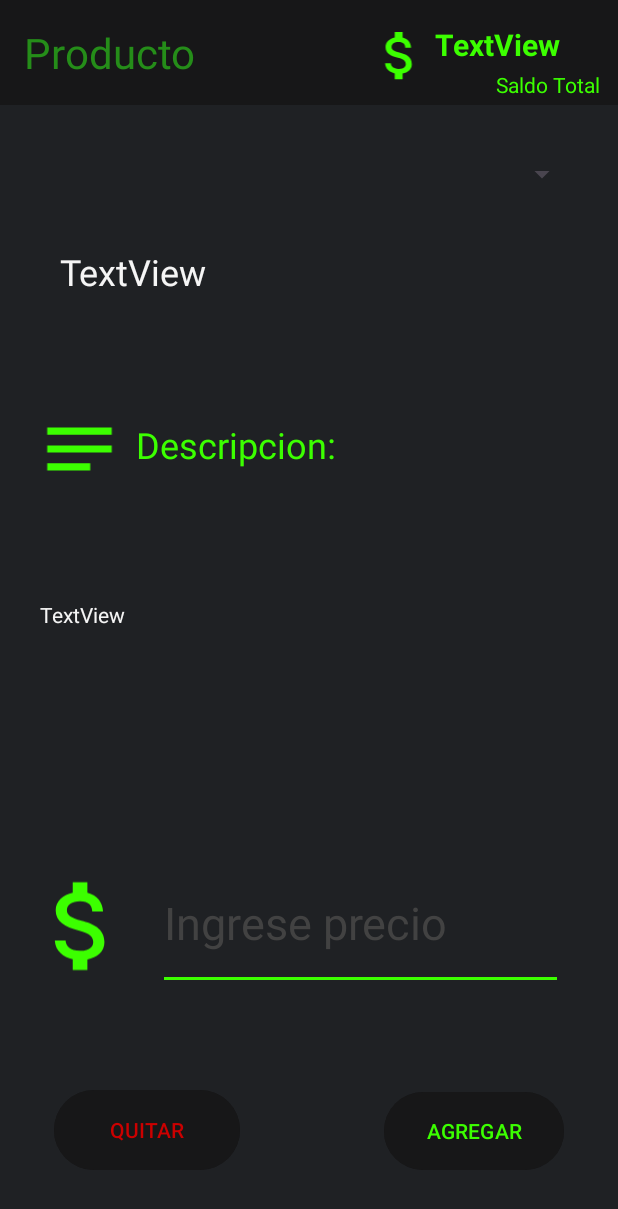
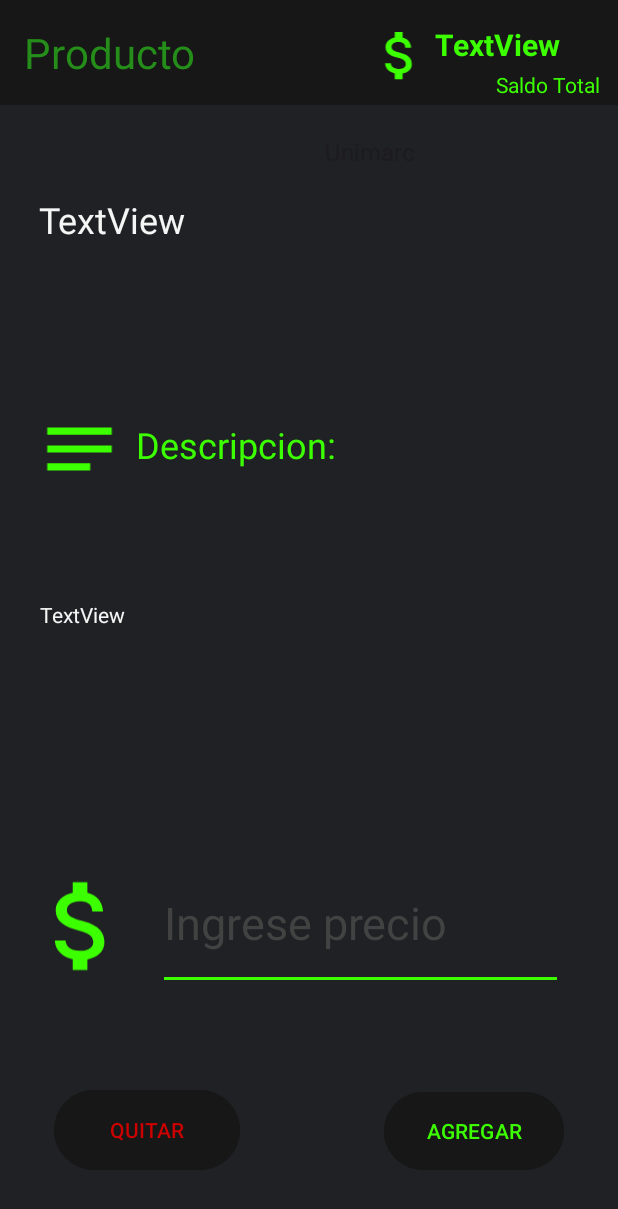
Before and after one commit to Anthhhony/proyectoMercado, an Android app: the agregarProducto screen opened directly, with no data from a screen before it, on a phone screen of 412 x 824 dp. Shown: the top 1209 px of the screen. Run offline under Robolectric (Android 15) with nearby library versions, the phone set to English and light mode, and no system bars; Roboto replaces fonts that are not available here.

Commit message:
Eva3 part2

```diff
--- a/app/build.gradle.kts
+++ b/app/build.gradle.kts
@@ -1,5 +1,6 @@
 plugins {
     alias(libs.plugins.android.application)
+    alias(libs.plugins.google.gms.google.services)
 }
 
 android {
@@ -43,6 +44,7 @@ dependencies {
     implementation(libs.legacy.support.v4)
     implementation(libs.recyclerview)
     implementation(libs.qr.scanner)
+    implementation(libs.firebase.database)
     testImplementation(libs.junit)
     androidTestImplementation(libs.ext.junit)
     androidTestImplementation(libs.espresso.core)
--- a/app/src/main/java/com/example/originmercadotecnia/Inicio.java
+++ b/app/src/main/java/com/example/originmercadotecnia/Inicio.java
@@ -119,5 +119,9 @@ public class Inicio extends AppCompatActivity {
         Intent i = new Intent(this, historial.class);
         startActivity(i);
     }
+    public void Notas(View v){
+        Intent i = new Intent(this, notas.class);
+        startActivity(i);
+    }
 
 }
--- a/app/src/main/java/com/example/originmercadotecnia/MainActivity.java
+++ b/app/src/main/java/com/example/originmercadotecnia/MainActivity.java
@@ -34,7 +34,7 @@ public class MainActivity extends AppCompatActivity {
     }
 
     public void login(View v){
-        Intent i = new Intent(this, pantalla_principal.class);
+        Intent i = new Intent(this, Inicio.class);
         startActivity(i);
     }
 }
--- a/app/src/main/java/com/example/originmercadotecnia/agregarProducto.java
+++ b/app/src/main/java/com/example/originmercadotecnia/agregarProducto.java
@@ -27,9 +27,9 @@ public class agregarProducto extends AppCompatActivity {
     EditText etText;
     Dialog dialog;
     Button btnModalLog3;
+    Spinner supermercados;
 
 
-    String[] item = {"UNIMARC", "LIDER", "JUMBO", "TOTTUS"};
 
 
     @Override
@@ -61,7 +61,11 @@ public class agregarProducto extends AppCompatActivity {
             }
         }
 
+        supermercados = (Spinner) findViewById(R.id.id_spinner);
 
+        ArrayAdapter<CharSequence> adapter=ArrayAdapter.createFromResource(this, R.array.supermercados, android.R.layout.simple_spinner_item);
+
+        supermercados.setAdapter(adapter);
 
         btnModalLog3.setOnClickListener(new View.OnClickListener() {
             @Override
--- a/app/src/main/res/layout/activity_agregar_producto.xml
+++ b/app/src/main/res/layout/activity_agregar_producto.xml
@@ -89,9 +89,10 @@
         android:textSize="24sp"
         app:layout_constraintBottom_toTopOf="@+id/textView32"
         app:layout_constraintEnd_toEndOf="parent"
+        app:layout_constraintHorizontal_bias="0.329"
         app:layout_constraintStart_toStartOf="parent"
         app:layout_constraintTop_toBottomOf="@+id/toolbar13"
-        app:layout_constraintVertical_bias="0.552" />
+        app:layout_constraintVertical_bias="0.31" />
 
     <TextView
         android:id="@+id/textView32"
@@ -193,10 +194,11 @@
         app:layout_constraintStart_toStartOf="parent" />
 
     <Spinner
-        android:id="@+id/auto_complete_txt"
+        android:id="@+id/id_spinner"
         style="@style/Widget.MaterialComponents.TextInputLayout.OutlinedBox.ExposedDropdownMenu"
-        android:layout_width="180dp"
-        android:layout_height="67dp"
+        android:layout_width="187dp"
+        android:layout_height="38dp"
+        android:padding="10sp"
         android:text="Select Item"
         android:textColor="@color/white"
         app:layout_constraintBottom_toTopOf="@+id/TitleInfoProduct"
--- /dev/null
+++ b/app/src/main/res/values/opciones.xml
@@ -0,0 +1,10 @@
+<?xml version="1.0" encoding="utf-8"?>
+<resources>
+    <string-array name="supermercados">
+        <item>Unimarc</item>
+        <item>Lider</item>
+        <item>TOTTUS</item>
+        <item>Jumbo</item>
+    </string-array>
+
+</resources>
--- a/build.gradle.kts
+++ b/build.gradle.kts
@@ -1,4 +1,5 @@
 // Top-level build file where you can add configuration options common to all sub-projects/modules.
 plugins {
     alias(libs.plugins.android.application) apply false
+    alias(libs.plugins.google.gms.google.services) apply false
 }
--- a/gradle/libs.versions.toml
+++ b/gradle/libs.versions.toml
@@ -10,6 +10,8 @@ constraintlayout = "2.1.4"
 legacySupportV4 = "1.0.0"
 recyclerview = "1.3.0"
 qrScanner = "4.3.0"
+googleGmsGoogleServices = "4.4.2"
+firebaseDatabase = "21.0.0"
 
 [libraries]
 junit = { group = "junit", name = "junit", version.ref = "junit" }
@@ -22,5 +24,7 @@ constraintlayout = { group = "androidx.constraintlayout", name = "constraintlayo
 legacy-support-v4 = { group = "androidx.legacy", name = "legacy-support-v4", version.ref = "legacySupportV4" }
 recyclerview = { group = "androidx.recyclerview", name = "recyclerview", version.ref = "recyclerview" }
 qr-scanner = { group = "com.journeyapps", name = "zxing-android-embedded", version.ref = "qrScanner" }
+firebase-database = { group = "com.google.firebase", name = "firebase-database", version.ref = "firebaseDatabase" }
 [plugins]
 android-application = { id = "com.android.application", version.ref = "agp" }
+google-gms-google-services = { id = "com.google.gms.google-services", version.ref = "googleGmsGoogleServices" }
```
Also changed, not shown: app/src/main/res/layout/activity_inicio.xml (+15 -0 lines), app/src/main/res/layout/activity_mercaderia.xml (+0 -17 lines).
